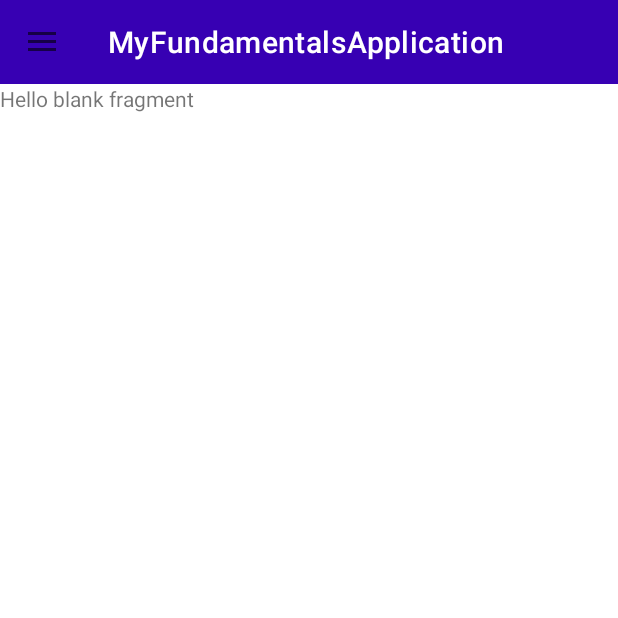
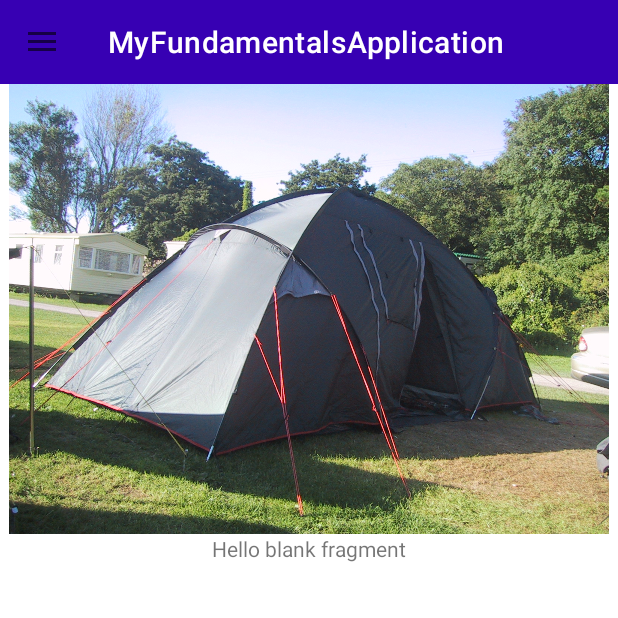
Before and after one commit to 7Mircea/Knots, an Android app: the screen it shows after launch (MainActivity), on a phone screen of 412 x 824 dp, the top half of it. Run offline under Robolectric (Android 15) with nearby library versions, the phone set to English and light mode, and no system bars; our stand-ins replace Room's generated code.

Commit message:
made the knot learning to work only with fragments, change the main fragment

```diff
--- a/app/src/main/AndroidManifest.xml
+++ b/app/src/main/AndroidManifest.xml
@@ -10,7 +10,6 @@
         android:supportsRtl="true"
         android:theme="@style/Theme.MyFundamentalsApplication">
         <activity android:name=".QuestionActivity"></activity>
-        <activity android:name=".KnotActivity" />
         <activity android:name=".RegistrationActivity" />
         <activity
             android:name=".MainActivity"
--- a/app/src/main/java/com/example/myfundamentalsapplication/MainActivity.java
+++ b/app/src/main/java/com/example/myfundamentalsapplication/MainActivity.java
@@ -7,8 +7,10 @@ import androidx.appcompat.app.AppCompatActivity;
 import android.content.Intent;
 import android.content.SharedPreferences;
 import android.os.Bundle;
+import android.util.Log;
 import android.view.Gravity;
 import android.view.MenuItem;
+import android.view.SurfaceControl;
 import android.view.View;
 import android.widget.Button;
 import android.widget.EditText;
@@ -17,6 +19,10 @@ import android.widget.Toast;
 import androidx.appcompat.widget.Toolbar;
 import androidx.core.view.GravityCompat;
 import androidx.drawerlayout.widget.DrawerLayout;
+import androidx.fragment.app.Fragment;
+import androidx.fragment.app.FragmentManager;
+import androidx.fragment.app.FragmentTransaction;
+import androidx.room.Transaction;
 
 import com.google.android.material.navigation.NavigationView;
 
@@ -29,6 +35,7 @@ public class MainActivity extends AppCompatActivity implements NavigationView.On
     protected void onCreate(Bundle savedInstanceState) {
         super.onCreate(savedInstanceState);
         setContentView(R.layout.activity_main);
+        Log.d("MainActivity","MainActivity");
 
         //stabilim daca utilizatorul este logat sau nu
         SharedPreferences sharedPreferences = getSharedPreferences(SHARED_PREFS, MODE_PRIVATE);
@@ -59,9 +66,9 @@ public class MainActivity extends AppCompatActivity implements NavigationView.On
         NavigationView navigationView = findViewById(R.id.nav_view);
         navigationView.setNavigationItemSelectedListener(this);
         if (savedInstanceState == null) {
-            getSupportFragmentManager().beginTransaction()
-                    .replace(R.id.fragment_container, new MainFragment())
-                    .commit();
+            FragmentTransaction transaction = getSupportFragmentManager().beginTransaction();
+            transaction.replace(R.id.fragment_container, new MainFragment());
+            transaction.addToBackStack("main_fragment").commit();
             navigationView.setCheckedItem(R.id.nav_knots);
         }
     }
@@ -70,9 +77,10 @@ public class MainActivity extends AppCompatActivity implements NavigationView.On
     public boolean onNavigationItemSelected(@NonNull MenuItem item) {
         switch (item.getItemId()) {
             case R.id.nav_knots:
-                getSupportFragmentManager().beginTransaction()
-                        .replace(R.id.fragment_container, new ChooseKnotFragment())
-                        .commit();
+                FragmentTransaction transaction1 = getSupportFragmentManager().beginTransaction();
+                transaction1.replace(R.id.fragment_container, new ChooseKnotFragment());
+                transaction1.addToBackStack("choose_knot");
+                transaction1.commit();
                 break;
             case R.id.nav_questions:
                 Intent intent = new Intent(MainActivity.this, QuestionActivity.class);
@@ -82,4 +90,23 @@ public class MainActivity extends AppCompatActivity implements NavigationView.On
         drawer.closeDrawer(GravityCompat.START);
         return true;
     }
+
+    @Override
+    protected void onStop() {
+        super.onStop();
+        Log.d("MainActivity","MainActivity stopped");
+    }
+
+    @Override
+    protected void onDestroy() {
+        super.onDestroy();
+        Log.d("MainActivity","MainActivity destroyed");
+    }
+
+    @Override
+    public void onBackPressed() {
+        super.onBackPressed();
+        int nr = getSupportFragmentManager().getBackStackEntryCount();
+        Log.d("MainActivity",nr+"");
+    }
 }
--- a/app/src/main/java/com/example/myfundamentalsapplication/Question.java
+++ b/app/src/main/java/com/example/myfundamentalsapplication/Question.java
@@ -68,7 +68,7 @@ public class Question implements Parcelable {
     public void setQuestion(String question) {
         // afla pozitia la care se afla .
         int i = 0;
-        while(question.charAt(i++) != 46);
+        while(question.charAt(i++) != 46 && i < question.length());
         // salveaza intrebarea fara numarul ei si fara punct
         this.question = question.substring(i);
     }
--- a/app/src/main/java/com/example/myfundamentalsapplication/RegistrationActivity.java
+++ b/app/src/main/java/com/example/myfundamentalsapplication/RegistrationActivity.java
@@ -5,6 +5,7 @@ import androidx.appcompat.app.AppCompatActivity;
 import android.content.Intent;
 import android.os.Bundle;
 import android.support.v4.app.INotificationSideChannel;
+import android.util.Log;
 import android.view.View;
 import android.widget.Button;
 import android.widget.CheckBox;
@@ -18,6 +19,7 @@ public class RegistrationActivity extends AppCompatActivity {
     protected void onCreate(Bundle savedInstanceState) {
         super.onCreate(savedInstanceState);
         setContentView(R.layout.activity_registration);
+        Log.d("RegistrationActivity","RegistrationActivity");
 
         final EditText editTextName = findViewById(R.id.name);
         final EditText editTextEmail = findViewById(R.id.email);
--- a/app/src/main/res/layout/activity_knot.xml
+++ b/app/src/main/res/layout/fragment_knot.xml
@@ -4,7 +4,7 @@
     xmlns:tools="http://schemas.android.com/tools"
     android:layout_width="match_parent"
     android:layout_height="match_parent"
-    tools:context=".KnotActivity">
+    tools:context=".MainActivity">
     <ImageView
         android:id="@+id/image_knot_activity"
         android:layout_width="match_parent"
--- a/app/src/main/res/layout/fragment_main.xml
+++ b/app/src/main/res/layout/fragment_main.xml
@@ -1,14 +1,28 @@
 <?xml version="1.0" encoding="utf-8"?>
-<FrameLayout xmlns:android="http://schemas.android.com/apk/res/android"
+<androidx.constraintlayout.widget.ConstraintLayout xmlns:android="http://schemas.android.com/apk/res/android"
     xmlns:tools="http://schemas.android.com/tools"
     android:layout_width="match_parent"
     android:layout_height="match_parent"
+    xmlns:app="http://schemas.android.com/apk/res-auto"
     tools:context=".MainFragment">
 
     <!-- TODO: Update blank fragment layout -->
+    <ImageView
+        android:id="@+id/image_main_fragment"
+        android:layout_width="match_parent"
+        android:layout_height="300dp"
+        android:src="@drawable/cort"
+        app:layout_constraintTop_toTopOf="parent"
+        app:layout_constraintStart_toStartOf="parent"
+        app:layout_constraintEnd_toEndOf="parent"
+        />
+
     <TextView
         android:layout_width="match_parent"
         android:layout_height="match_parent"
-        android:text="@string/hello_blank_fragment" />
+        android:text="@string/hello_blank_fragment"
+        app:layout_constraintTop_toBottomOf="@id/image_main_fragment"
+        app:layout_constraintStart_toStartOf="parent"
+        app:layout_constraintEnd_toEndOf="parent"/>
 
-</FrameLayout>
+</androidx.constraintlayout.widget.ConstraintLayout>
```
Also changed, not shown: app/src/main/java/com/example/myfundamentalsapplication/ChooseKnotFragment.java (+15 -3 lines), app/src/main/java/com/example/myfundamentalsapplication/KnotActivity.java (deleted, +0 -55 lines), app/src/main/java/com/example/myfundamentalsapplication/KnotFragment.java (added, +54 -0 lines), app/src/main/java/com/example/myfundamentalsapplication/QuestionActivity.java (+18 -1 lines), app/src/main/res/drawable/cort.JPG (added).
